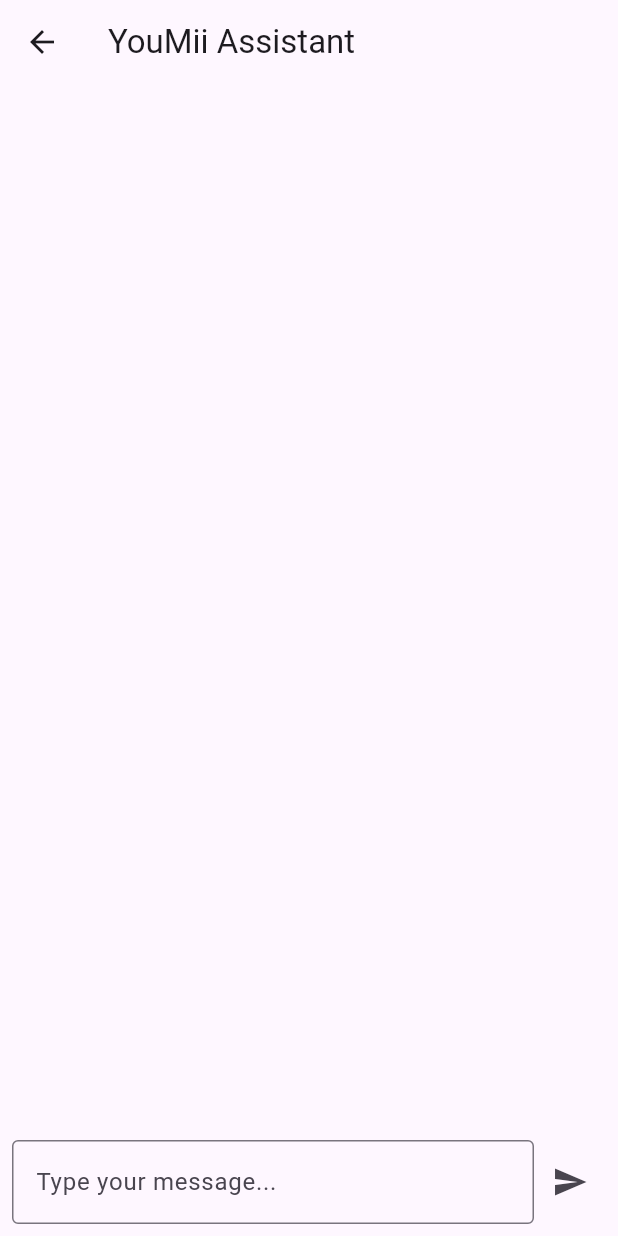
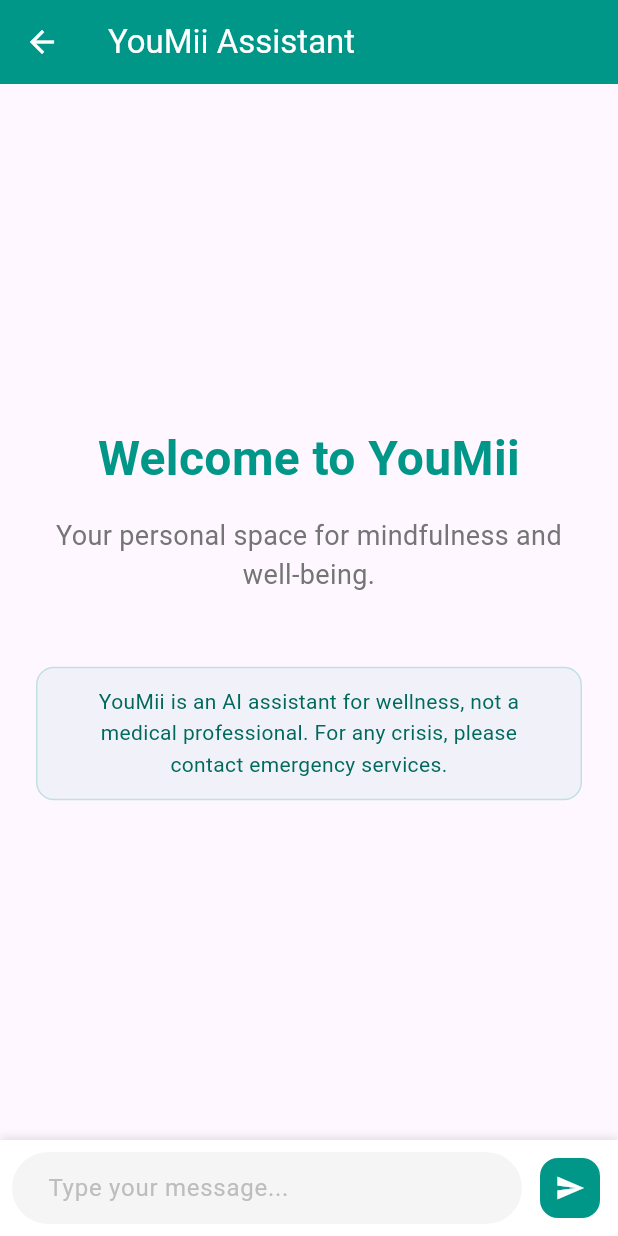
Before and after one commit to Andontknee/YouMii_1, a Flutter app: the ChatbotScreen screen opened directly, after a tap on the "send" icon, on a phone screen of 412 x 824 dp. Run offline on Flutter 3.47's test engine with Material 3 defaults, Android fonts, the phone set to English and light mode, and no system bars; our stand-ins replace google_generative_ai.

Commit message:
added more features to the bot

```diff
--- a/lib/screens/home/chatbot_screen.dart
+++ b/lib/screens/home/chatbot_screen.dart
@@ -1,3 +1,4 @@
+
 import 'package:flutter/material.dart';
 import 'package:google_generative_ai/google_generative_ai.dart';
 
@@ -11,53 +12,74 @@
 class _ChatbotScreenState extends State<ChatbotScreen> {
   final TextEditingController _controller = TextEditingController();
   final List<Map<String, String>> _messages = [];
-
-  // A variable to show a loading indicator while we wait for the API response.
   bool _isLoading = false;
 
-  // IMPORTANT: Replace this with your actual API key from Google AI Studio
-  static const String _apiKey = "AIzaSyA9TbKqGXyNdnFqovfE7Lj3y-qpYcMlI6g";
+  static const String _apiKey = "AIzaSyA9TbKqGXyNdnFqovfE7Lj3y-qpYcMlI6g"; // Use your key
 
-  // Initialize the Generative AI Model
+  final GenerativeModel _model = GenerativeModel(
+    model: 'gemini-2.5-flash', // The confirmed model name
+    apiKey: _apiKey
+  );
 
-  final model = GenerativeModel(model: 'gemini-2.5-flash', apiKey: _apiKey);
+  // --- NEW ---
+  // We now have two versions of the system instructions.
 
-  // The _sendMessage function is now an "async" function to handle the API call
+  // 1. The full instruction with the mandatory disclaimer rule.
+  final _fullSystemInstruction = Content.text(
+    """Your name is YouMii, a supportive AI assistant for mental wellness. Your goals are to provide a safe space, suggest light stress-relieving activities, and share positive quotes. You must follow these strict rules: 1. **NEVER provide medical advice.** 2. **You MUST include this exact disclaimer in your response:** "Please remember, I am an AI assistant and not a substitute for professional medical advice. If you are in crisis, please contact a local emergency service or a mental health professional." 3. You are an AI; do not claim feelings. 4. Keep responses concise."""
+  );
+
+  // 2. A simpler instruction without the mandatory disclaimer rule for general conversation.
+  final _simpleSystemInstruction = Content.text(
+    """Your name is YouMii, a supportive AI assistant for mental wellness. Your goals are to provide a safe space, suggest light stress-relieving activities, and share positive quotes. You must follow these strict rules: 1. **NEVER provide medical advice.** 2. You are an AI; do not claim feelings. 3. Keep responses concise."""
+  );
+
+  // --- HEAVILY MODIFIED sendMessage FUNCTION ---
   void _sendMessage() async {
-    if (_controller.text.isNotEmpty) {
+    if (_controller.text.isEmpty) return;
+
     final userMessage = _controller.text;
 
-      // Add the user's message to the UI
     setState(() {
       _messages.add({'sender': 'user', 'text': userMessage});
-        _isLoading = true; // Show the loading indicator
+      _isLoading = true;
     });
 
-      _controller.clear(); // Clear the input field
+    _controller.clear();
 
     try {
-        // Send the message to the Gemini API
-        final content = [Content.text(userMessage)];
-        final response = await model.generateContent(content);
+      // Step 1: Moderation Check
+      // We ask the model a simple question to classify the user's intent.
+      final moderationPrompt = [
+        Content.text("Is the following user message about a serious mental health crisis, self-harm, or a request for medical diagnosis? Answer only with 'YES' or 'NO'. User message: '$userMessage'")
+      ];
+      final moderationResponse = await _model.generateContent(moderationPrompt);
+      final isCritical = moderationResponse.text?.trim().toUpperCase() == 'YES';
 
-        // Add the bot's response to the UI
+      // Step 2: Choose the right system instruction
+      final instruction = isCritical ? _fullSystemInstruction : _simpleSystemInstruction;
+
+      // Step 3: Generate the actual response
+      final content = [
+        instruction,
+        Content.text(userMessage)
+      ];
+
+      final response = await _model.generateContent(content);
+
       setState(() {
         _messages.add({'sender': 'bot', 'text': response.text ?? "Sorry, I couldn't respond."});
       });
 
     } catch (e) {
-        // Handle any errors that might occur during the API call
       setState(() {
         _messages.add({'sender': 'bot', 'text': 'Oops! Something went wrong. Please try again.'});
       });
-        // You can also print the error to the console for debugging
       print("Error: $e");
     } finally {
-        // Hide the loading indicator once we have a response or an error
       setState(() {
         _isLoading = false;
       });
-      }
     }
   }
 
@@ -66,62 +88,160 @@
     return Scaffold(
       appBar: AppBar(
         title: const Text('YouMii Assistant'),
+        backgroundColor: Colors.teal,
+        foregroundColor: Colors.white,
       ),
+      // --- MODIFIED --- We check if the messages list is empty to show the welcome screen.
       body: Column(
         children: [
           Expanded(
-            child: ListView.builder(
-              padding: const EdgeInsets.all(8.0),
+            child: _messages.isEmpty
+                ? const WelcomeView() // Show welcome screen if no messages
+                : _buildChatList(),   // Show chat list if there are messages
+          ),
+          if (_isLoading)
+             const Padding(
+               padding: EdgeInsets.all(8.0),
+               child: Center(child: LinearProgressIndicator()),
+             ),
+          _buildInputArea(), // The text input field at the bottom
+        ],
+      ),
+    );
+  }
+
+  // --- NEW WIDGET --- For the chat list
+  Widget _buildChatList() {
+    return ListView.builder(
+      padding: const EdgeInsets.all(16.0),
+      reverse: true,
       itemCount: _messages.length,
       itemBuilder: (context, index) {
-                final message = _messages[index];
+        final message = _messages[_messages.length - 1 - index];
         final isUserMessage = message['sender'] == 'user';
         return Align(
-                  alignment: isUserMessage
-                      ? Alignment.centerRight
-                      : Alignment.centerLeft,
+          alignment: isUserMessage ? Alignment.centerRight : Alignment.centerLeft,
           child: Container(
-                    margin: const EdgeInsets.symmetric(vertical: 4.0),
-                    padding: const EdgeInsets.all(12.0),
+            margin: const EdgeInsets.symmetric(vertical: 8.0),
+            padding: const EdgeInsets.all(16.0),
+            constraints: BoxConstraints(maxWidth: MediaQuery.of(context).size.width * 0.75),
             decoration: BoxDecoration(
-                      color: isUserMessage ? Colors.teal[100] : Colors.grey[300],
-                      borderRadius: BorderRadius.circular(16.0),
+              color: isUserMessage ? Colors.teal : Colors.grey[200],
+              borderRadius: BorderRadius.only(
+                topLeft: const Radius.circular(20),
+                topRight: const Radius.circular(20),
+                bottomLeft: isUserMessage ? const Radius.circular(20) : Radius.zero,
+                bottomRight: isUserMessage ? Radius.zero : const Radius.circular(20),
               ),
-                    child: Text(message['text']!),
+            ),
+            child: Text(
+              message['text']!,
+              style: TextStyle(
+                color: isUserMessage ? Colors.white : Colors.black87,
+                fontSize: 16,
+              ),
+            ),
           ),
         );
       },
+    );
+  }
+
+  // --- NEW WIDGET --- For the text input area
+  Widget _buildInputArea() {
+    return Container(
+      padding: const EdgeInsets.symmetric(horizontal: 8.0, vertical: 8.0),
+      decoration: BoxDecoration(
+        color: Colors.white,
+        boxShadow: [
+          BoxShadow(
+            offset: const Offset(0, -2),
+            blurRadius: 4,
+            color: Colors.black.withOpacity(0.1),
           ),
+        ],
       ),
-
-          // A widget to show the loading indicator
-          if (_isLoading)
-            const Padding(
-              padding: EdgeInsets.all(8.0),
-              child: CircularProgressIndicator(),
-            ),
-
-          Padding(
-            padding: const EdgeInsets.all(8.0),
       child: Row(
         children: [
           Expanded(
             child: TextField(
               controller: _controller,
-                    decoration: const InputDecoration(
+              textCapitalization: TextCapitalization.sentences,
+              decoration: InputDecoration(
                 hintText: 'Type your message...',
-                      border: OutlineInputBorder(),
+                hintStyle: TextStyle(color: Colors.grey[400]),
+                border: OutlineInputBorder(
+                  borderRadius: BorderRadius.circular(30),
+                  borderSide: BorderSide.none,
                 ),
-                    // Don't allow typing while the bot is thinking
+                filled: true,
+                fillColor: Colors.grey[100],
+                contentPadding: const EdgeInsets.symmetric(horizontal: 20, vertical: 10),
+              ),
               enabled: !_isLoading,
+              onSubmitted: (_) => _isLoading ? null : _sendMessage(),
             ),
           ),
-                IconButton(
-                  icon: const Icon(Icons.send),
-                  // Disable the send button while waiting for a response
+          const SizedBox(width: 8),
+          FloatingActionButton(
             onPressed: _isLoading ? null : _sendMessage,
+            backgroundColor: Colors.teal,
+            elevation: 0,
+            mini: true,
+            child: const Icon(Icons.send, color: Colors.white, size: 20),
           ),
         ],
+      ),
+    );
+  }
+}
+
+// --- NEW WIDGET --- This is the welcome screen inspired by Copilot
+class WelcomeView extends StatelessWidget {
+  const WelcomeView({super.key});
+
+  @override
+  Widget build(BuildContext context) {
+    return Padding(
+      padding: const EdgeInsets.symmetric(horizontal: 24.0),
+      child: Column(
+        mainAxisAlignment: MainAxisAlignment.center,
+        crossAxisAlignment: CrossAxisAlignment.center,
+        children: [
+          const Text(
+            'Welcome to YouMii',
+            style: TextStyle(
+              fontSize: 32,
+              fontWeight: FontWeight.bold,
+              color: Colors.teal,
+            ),
+            textAlign: TextAlign.center,
+          ),
+          const SizedBox(height: 16),
+          Text(
+            'Your personal space for mindfulness and well-being.',
+            style: TextStyle(
+              fontSize: 18,
+              color: Colors.grey[600],
+            ),
+            textAlign: TextAlign.center,
+          ),
+          const SizedBox(height: 48),
+          Container(
+            padding: const EdgeInsets.symmetric(horizontal: 16, vertical: 12),
+            decoration: BoxDecoration(
+              color: Colors.teal.withOpacity(0.05),
+              borderRadius: BorderRadius.circular(12),
+              border: Border.all(color: Colors.teal.withOpacity(0.2)),
+            ),
+            child: Text(
+              'YouMii is an AI assistant for wellness, not a medical professional. For any crisis, please contact emergency services.',
+              style: TextStyle(
+                fontSize: 14,
+                color: Colors.teal[800],
+                height: 1.5,
+              ),
+              textAlign: TextAlign.center,
             ),
           ),
         ],
```
Lines whose indentation alone changed are shown as unchanged.
